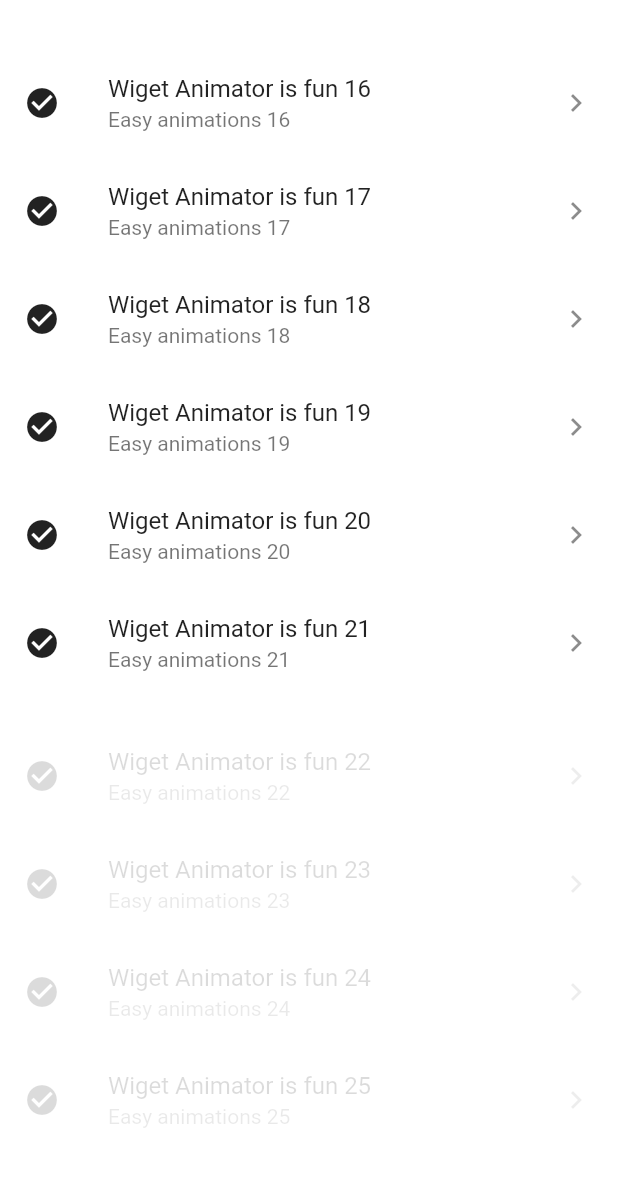
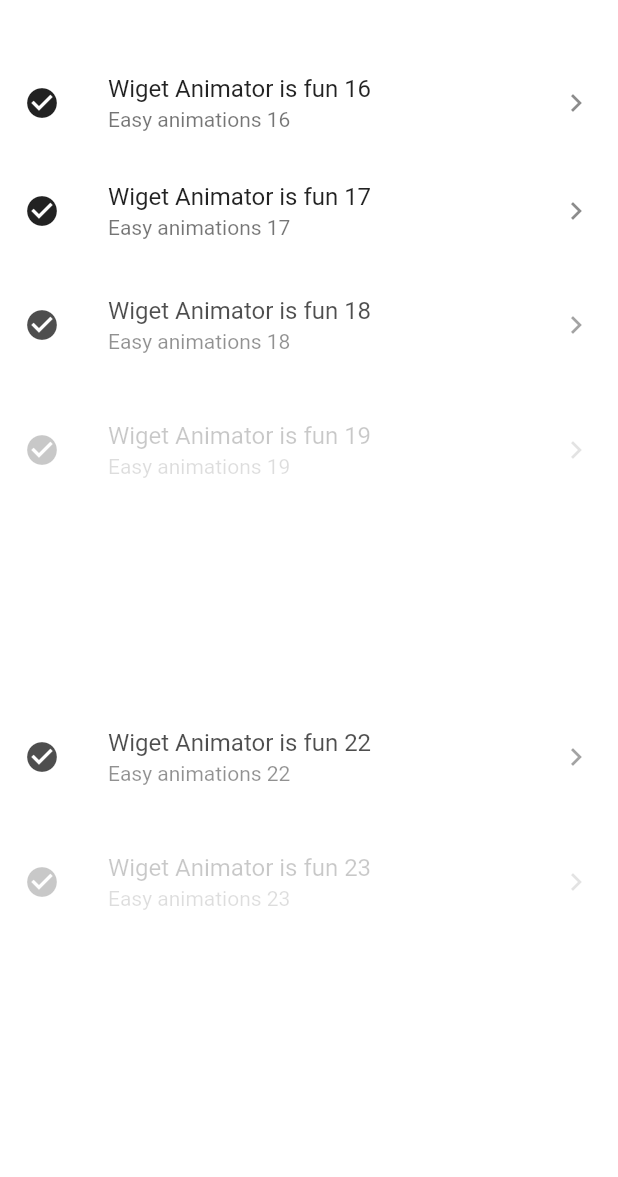
Before and after one commit to antonvinceguinto/widget-animator, a Flutter app: the screen it shows after launch, scrolled down 1152 dp, on a phone screen of 412 x 824 dp, the part 59-1236 px from its top. Run offline on Flutter 3.47's test engine with Material 2 defaults, Android fonts, the phone set to English and light mode, and no system bars.

Commit message:
Minor bug fixes

```diff
--- a/example/lib/main.dart
+++ b/example/lib/main.dart
@@ -36,7 +36,6 @@ class MyHomePage extends StatelessWidget {
                 children: <Widget>[
                   for (int i = 1; i <= 3; i++) ...[
                     WidgetAnimator(
-                      duration: Duration(seconds: i),
                       child: FloatingActionButton(
                         elevation: 0,
                         backgroundColor: Colors.black87,
@@ -55,8 +54,6 @@ class MyHomePage extends StatelessWidget {
           }
 
           return WidgetAnimator(
-            curve: Curves.easeIn,
-            duration: Duration(milliseconds: 590),
             child: ListTile(
               title: Text('Wiget Animator is fun $i'),
               subtitle: Text('Easy animations $i'),
--- a/example/pubspec.yaml
+++ b/example/pubspec.yaml
@@ -23,7 +23,7 @@ dependencies:
   # The following adds the Cupertino Icons font to your application.
   # Use with the CupertinoIcons class for iOS style icons.
   cupertino_icons: ^0.1.2
-  widget_animator: ^1.0.0
+  widget_animator: ^1.0.0+3
 
 dev_dependencies:
   flutter_test:
--- a/lib/widget_animator.dart
+++ b/lib/widget_animator.dart
@@ -54,6 +54,18 @@ class _AnimatorState extends State<Animator>
   }
 }
 
+Timer timer;
+Duration duration = Duration();
+Duration _wait() {
+  if (timer == null || !timer.isActive) {
+    timer = Timer(Duration(microseconds: 120), () {
+      duration = Duration();
+    });
+  }
+  duration += Duration(milliseconds: 100);
+  return duration;
+}
+
 class WidgetAnimator extends StatelessWidget {
   final Widget child;
   final Duration duration;
@@ -65,7 +77,7 @@ class WidgetAnimator extends StatelessWidget {
    */
   WidgetAnimator({
     this.duration = const Duration(milliseconds: 290),
-    this.curve = Curves.bounceInOut,
+    this.curve = Curves.easeInOut,
     @required this.child,
   });
 
@@ -73,22 +85,9 @@ class WidgetAnimator extends StatelessWidget {
   Widget build(BuildContext context) {
     return Animator(
       child,
-      wait(),
+      _wait(),
       duration: duration,
       curves: curve,
     );
   }
-
-  Duration wait() {
-    Timer timer;
-    Duration duration = Duration();
-
-    if (timer == null || !timer.isActive) {
-      timer = Timer(Duration(microseconds: 120), () {
-        duration = Duration();
-      });
-    }
-    duration += Duration(milliseconds: 100);
-    return duration;
-  }
 }
--- a/pubspec.yaml
+++ b/pubspec.yaml
@@ -1,6 +1,6 @@
 name: widget_animator
 description: Animate your widgets fast and easy with this package. Just wrap ANY widgets that you'd like to animate and wallah, your widget is now animating.
-version: 1.0.0+2
+version: 1.0.0+3
 author: dev-anton.engineer <dev.antonguinto@gmail.com>
 homepage: https://github.com/antonvinceguinto/widget-animator
 
```
Also changed, not shown: 1 other file.
